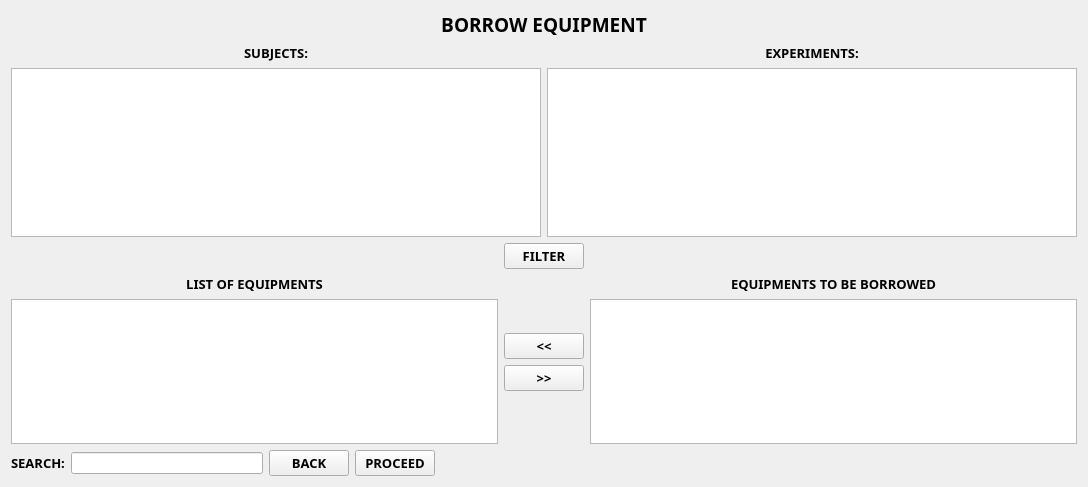
This is borrowers.ui in markytools/sume-borrower-app as Qt 5 draws it before an edit. The edited form follows.
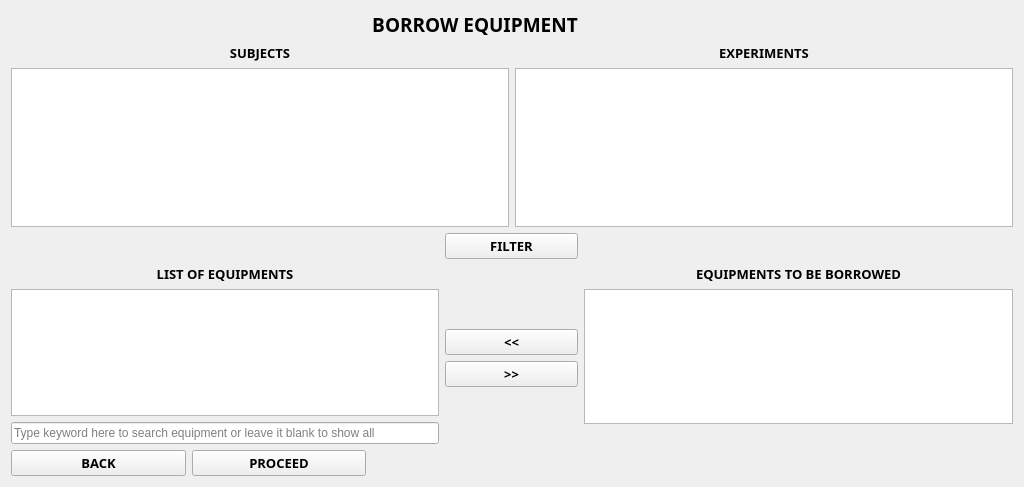
This is the edited form.

Diff of the .ui file:
```diff
--- a/borrowers.ui
+++ b/borrowers.ui
@@ -6,13 +6,13 @@
    <rect>
     <x>0</x>
     <y>0</y>
-    <width>1088</width>
+    <width>1024</width>
     <height>487</height>
    </rect>
   </property>
   <property name="minimumSize">
    <size>
-    <width>1088</width>
+    <width>1024</width>
     <height>487</height>
    </size>
   </property>
@@ -20,15 +20,100 @@
    <string>Form</string>
   </property>
   <layout class="QGridLayout" name="gridLayout">
-   <item row="0" column="0">
-    <spacer name="horizontalSpacer">
+   <item row="3" column="4" rowspan="3">
+    <layout class="QVBoxLayout" name="verticalLayout_3">
+     <item>
+      <widget class="QLabel" name="label_3">
+       <property name="font">
+        <font>
+         <family>Segoe UI Black</family>
+         <pointsize>10</pointsize>
+         <weight>75</weight>
+         <bold>true</bold>
+        </font>
+       </property>
+       <property name="text">
+        <string>EQUIPMENTS TO BE BORROWED</string>
+       </property>
+       <property name="alignment">
+        <set>Qt::AlignCenter</set>
+       </property>
+      </widget>
+     </item>
+     <item>
+      <widget class="QTableWidget" name="borrowEquipments"/>
+     </item>
+     <item>
+      <spacer name="horizontalSpacer_6">
+       <property name="orientation">
+        <enum>Qt::Horizontal</enum>
+       </property>
+       <property name="sizeHint" stdset="0">
+        <size>
+         <width>40</width>
+         <height>20</height>
+        </size>
+       </property>
+      </spacer>
+     </item>
+    </layout>
+   </item>
+   <item row="4" column="2" colspan="2">
+    <layout class="QVBoxLayout" name="verticalLayout">
+     <item>
+      <widget class="QPushButton" name="rightToLeft">
+       <property name="font">
+        <font>
+         <family>Segoe UI Black</family>
+         <pointsize>10</pointsize>
+         <weight>75</weight>
+         <bold>true</bold>
+        </font>
+       </property>
+       <property name="text">
+        <string>&lt;&lt;</string>
+       </property>
+      </widget>
+     </item>
+     <item>
+      <widget class="QPushButton" name="leftToRight">
+       <property name="font">
+        <font>
+         <family>Segoe UI Black</family>
+         <pointsize>10</pointsize>
+         <weight>75</weight>
+         <bold>true</bold>
+        </font>
+       </property>
+       <property name="text">
+        <string>&gt;&gt;</string>
+       </property>
+      </widget>
+     </item>
+    </layout>
+   </item>
+   <item row="3" column="2" colspan="2">
+    <spacer name="verticalSpacer_2">
      <property name="orientation">
-      <enum>Qt::Horizontal</enum>
+      <enum>Qt::Vertical</enum>
      </property>
      <property name="sizeHint" stdset="0">
       <size>
-       <width>237</width>
-       <height>20</height>
+       <width>20</width>
+       <height>49</height>
+      </size>
+     </property>
+    </spacer>
+   </item>
+   <item row="5" column="2" colspan="2">
+    <spacer name="verticalSpacer_3">
+     <property name="orientation">
+      <enum>Qt::Vertical</enum>
+     </property>
+     <property name="sizeHint" stdset="0">
+      <size>
+       <width>20</width>
+       <height>47</height>
       </size>
      </property>
     </spacer>
@@ -51,6 +136,19 @@
      </property>
     </widget>
    </item>
+   <item row="0" column="0">
+    <spacer name="horizontalSpacer">
+     <property name="orientation">
+      <enum>Qt::Horizontal</enum>
+     </property>
+     <property name="sizeHint" stdset="0">
+      <size>
+       <width>237</width>
+       <height>20</height>
+      </size>
+     </property>
+    </spacer>
+   </item>
    <item row="0" column="4">
     <spacer name="horizontalSpacer_2">
      <property name="orientation">
@@ -79,7 +177,7 @@
           </font>
          </property>
          <property name="text">
-          <string>SUBJECTS:</string>
+          <string>SUBJECTS</string>
          </property>
          <property name="alignment">
           <set>Qt::AlignCenter</set>
@@ -104,7 +202,7 @@
           </font>
          </property>
          <property name="text">
-          <string>EXPERIMENTS:</string>
+          <string>EXPERIMENTS</string>
          </property>
          <property name="alignment">
           <set>Qt::AlignCenter</set>
@@ -131,171 +229,8 @@
      </property>
     </spacer>
    </item>
-   <item row="2" column="2">
-    <widget class="QPushButton" name="Back_2">
-     <property name="font">
-      <font>
-       <family>Segoe UI Black</family>
-       <pointsize>10</pointsize>
-       <weight>75</weight>
-       <bold>true</bold>
-      </font>
-     </property>
-     <property name="text">
-      <string>FILTER</string>
-     </property>
-    </widget>
-   </item>
-   <item row="2" column="3" colspan="2">
-    <spacer name="horizontalSpacer_4">
-     <property name="orientation">
-      <enum>Qt::Horizontal</enum>
-     </property>
-     <property name="sizeHint" stdset="0">
-      <size>
-       <width>438</width>
-       <height>20</height>
-      </size>
-     </property>
-    </spacer>
-   </item>
-   <item row="3" column="0" rowspan="3" colspan="2">
-    <layout class="QVBoxLayout" name="verticalLayout_2">
-     <item>
-      <widget class="QLabel" name="label_2">
-       <property name="font">
-        <font>
-         <family>Segoe UI Black</family>
-         <pointsize>10</pointsize>
-         <weight>75</weight>
-         <bold>true</bold>
-        </font>
-       </property>
-       <property name="text">
-        <string>LIST OF EQUIPMENTS</string>
-       </property>
-       <property name="alignment">
-        <set>Qt::AlignCenter</set>
-       </property>
-      </widget>
-     </item>
-     <item>
-      <widget class="QTableWidget" name="listEquipments"/>
-     </item>
-    </layout>
-   </item>
-   <item row="3" column="2">
-    <spacer name="verticalSpacer_2">
-     <property name="orientation">
-      <enum>Qt::Vertical</enum>
-     </property>
-     <property name="sizeHint" stdset="0">
-      <size>
-       <width>20</width>
-       <height>49</height>
-      </size>
-     </property>
-    </spacer>
-   </item>
-   <item row="3" column="3" rowspan="3" colspan="2">
-    <layout class="QVBoxLayout" name="verticalLayout_3">
-     <item>
-      <widget class="QLabel" name="label_3">
-       <property name="font">
-        <font>
-         <family>Segoe UI Black</family>
-         <pointsize>10</pointsize>
-         <weight>75</weight>
-         <bold>true</bold>
-        </font>
-       </property>
-       <property name="text">
-        <string>EQUIPMENTS TO BE BORROWED</string>
-       </property>
-       <property name="alignment">
-        <set>Qt::AlignCenter</set>
-       </property>
-      </widget>
-     </item>
-     <item>
-      <widget class="QTableWidget" name="borrowEquipments"/>
-     </item>
-    </layout>
-   </item>
-   <item row="4" column="2">
-    <layout class="QVBoxLayout" name="verticalLayout">
-     <item>
-      <widget class="QPushButton" name="rightToLeft">
-       <property name="font">
-        <font>
-         <family>Segoe UI Black</family>
-         <pointsize>10</pointsize>
-         <weight>75</weight>
-         <bold>true</bold>
-        </font>
-       </property>
-       <property name="text">
-        <string>&lt;&lt;</string>
-       </property>
-      </widget>
-     </item>
-     <item>
-      <widget class="QPushButton" name="leftToRight">
-       <property name="font">
-        <font>
-         <family>Segoe UI Black</family>
-         <pointsize>10</pointsize>
-         <weight>75</weight>
-         <bold>true</bold>
-        </font>
-       </property>
-       <property name="text">
-        <string>&gt;&gt;</string>
-       </property>
-      </widget>
-     </item>
-    </layout>
-   </item>
-   <item row="5" column="2">
-    <spacer name="verticalSpacer_3">
-     <property name="orientation">
-      <enum>Qt::Vertical</enum>
-     </property>
-     <property name="sizeHint" stdset="0">
-      <size>
-       <width>20</width>
-       <height>47</height>
-      </size>
-     </property>
-    </spacer>
-   </item>
    <item row="6" column="0">
     <layout class="QHBoxLayout" name="horizontalLayout_2">
-     <item>
-      <layout class="QHBoxLayout" name="horizontalLayout">
-       <item>
-        <widget class="QLabel" name="label_4">
-         <property name="font">
-          <font>
-           <family>Segoe UI Black</family>
-           <pointsize>10</pointsize>
-           <weight>75</weight>
-           <bold>true</bold>
-          </font>
-         </property>
-         <property name="text">
-          <string>SEARCH:</string>
-         </property>
-         <property name="alignment">
-          <set>Qt::AlignCenter</set>
-         </property>
-        </widget>
-       </item>
-       <item>
-        <widget class="QLineEdit" name="searchEdit"/>
-       </item>
-      </layout>
-     </item>
      <item>
       <widget class="QPushButton" name="Back">
        <property name="font">
@@ -328,6 +263,34 @@
      </item>
     </layout>
    </item>
+   <item row="2" column="4">
+    <spacer name="horizontalSpacer_4">
+     <property name="orientation">
+      <enum>Qt::Horizontal</enum>
+     </property>
+     <property name="sizeHint" stdset="0">
+      <size>
+       <width>438</width>
+       <height>20</height>
+      </size>
+     </property>
+    </spacer>
+   </item>
+   <item row="2" column="2" colspan="2">
+    <widget class="QPushButton" name="Back_2">
+     <property name="font">
+      <font>
+       <family>Segoe UI Black</family>
+       <pointsize>10</pointsize>
+       <weight>75</weight>
+       <bold>true</bold>
+      </font>
+     </property>
+     <property name="text">
+      <string>FILTER</string>
+     </property>
+    </widget>
+   </item>
    <item row="6" column="1" colspan="4">
     <spacer name="horizontalSpacer_5">
      <property name="orientation">
@@ -341,6 +304,38 @@
      </property>
     </spacer>
    </item>
+   <item row="3" column="0" rowspan="3" colspan="2">
+    <layout class="QVBoxLayout" name="verticalLayout_2">
+     <item>
+      <widget class="QLabel" name="label_2">
+       <property name="font">
+        <font>
+         <family>Segoe UI Black</family>
+         <pointsize>10</pointsize>
+         <weight>75</weight>
+         <bold>true</bold>
+        </font>
+       </property>
+       <property name="text">
+        <string>LIST OF EQUIPMENTS</string>
+       </property>
+       <property name="alignment">
+        <set>Qt::AlignCenter</set>
+       </property>
+      </widget>
+     </item>
+     <item>
+      <widget class="QTableWidget" name="listEquipments"/>
+     </item>
+     <item>
+      <widget class="QLineEdit" name="searchEdit">
+       <property name="placeholderText">
+        <string>Type keyword here to search equipment or leave it blank to show all</string>
+       </property>
+      </widget>
+     </item>
+    </layout>
+   </item>
   </layout>
  </widget>
  <resources/>
```
